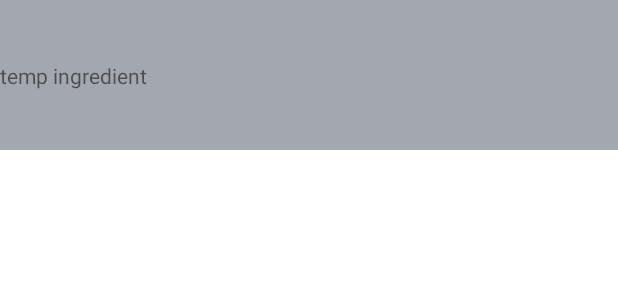
After one commit to kevinli9094/cookingAssistanceCompanion, an Android app: the layout item_result.xml on its own in the app's theme, with its tools: preview values and no code run, on a phone screen of 412 x 824 dp. The commit adds this screen. Shown: the top 300 px of the screen. Run offline under Robolectric (Android 15) with nearby library versions, the phone set to English and light mode, and no system bars.

```diff
--- a/app/src/main/AndroidManifest.xml
+++ b/app/src/main/AndroidManifest.xml
@@ -12,13 +12,17 @@
         android:roundIcon="@mipmap/ic_launcher_round"
         android:supportsRtl="true"
         android:theme="@style/Theme.CookingAssistanceCompanion">
-        <activity android:name=".MainActivity">
+        <activity android:name=".activities.ScanActivity">
             <intent-filter>
                 <action android:name="android.intent.action.MAIN" />
 
                 <category android:name="android.intent.category.LAUNCHER" />
             </intent-filter>
         </activity>
+
+        <activity android:name=".activities.ResultActivity"/>
+
+
     </application>
 
 </manifest>
--- a/app/src/main/java/com/kevin/cookingassistancecompanion/textAnalyzer/BaseTextAnalyzer.kt
+++ b/app/src/main/java/com/kevin/cookingassistancecompanion/textAnalyzer/BaseTextAnalyzer.kt
@@ -7,9 +7,10 @@ import com.kevin.cookingassistancecompanion.models.DrawInfo
 data class ImageBaseInfo(val width: Int, val height: Int, val rotationDegree: Int)
 
 abstract class BaseTextAnalyzer(private val overlay: CameraOverlay) {
+
     abstract fun processText(visionText: Text, imageInfo: ImageBaseInfo)
 
-    protected fun updateOverlay(drawInfos: List<DrawInfo>, imageInfo: ImageBaseInfo){
+    protected fun updateOverlay(drawInfos: List<DrawInfo>, imageInfo: ImageBaseInfo) {
         val rotationDegree = imageInfo.rotationDegree
 
         if (rotationDegree == 0 || rotationDegree == 180) {
--- /dev/null
+++ b/app/src/main/java/com/kevin/cookingassistancecompanion/viewmodels/ResultItemViewModel.kt
@@ -0,0 +1,5 @@
+package com.kevin.cookingassistancecompanion.viewmodels
+
+import androidx.lifecycle.ViewModel
+
+class ResultItemViewModel(var text: String) : ViewModel()
--- /dev/null
+++ b/app/src/main/res/drawable/background_result_item.xml
@@ -0,0 +1,5 @@
+<?xml version="1.0" encoding="utf-8"?>
+<shape xmlns:android="http://schemas.android.com/apk/res/android"
+    android:shape="rectangle">
+    <solid android:color="#a3a8af"></solid>
+</shape>
--- /dev/null
+++ b/app/src/main/res/layout/item_result.xml
@@ -0,0 +1,32 @@
+<?xml version="1.0" encoding="utf-8"?>
+<layout xmlns:android="http://schemas.android.com/apk/res/android"
+    xmlns:tools="http://schemas.android.com/tools"
+    xmlns:app="http://schemas.android.com/apk/res-auto">
+    <data>
+
+        <variable
+            name="model"
+            type="com.kevin.cookingassistancecompanion.viewmodels.ResultItemViewModel" />
+
+    </data>
+
+    <androidx.constraintlayout.widget.ConstraintLayout
+        android:layout_width="match_parent"
+        android:layout_height="100dp"
+        android:layout_marginBottom="10dp"
+        android:background="@drawable/background_result_item"
+        >
+
+        <TextView
+            android:id="@+id/text"
+            android:layout_width="wrap_content"
+            android:layout_height="wrap_content"
+            app:layout_constraintTop_toTopOf="parent"
+            app:layout_constraintBottom_toBottomOf="parent"
+            app:layout_constraintStart_toStartOf="parent"
+            android:text="@{model.text}"
+            tools:text="temp ingredient"
+            />
+
+    </androidx.constraintlayout.widget.ConstraintLayout>
+</layout>
```
Also changed, not shown: app/build.gradle (+15 -2 lines), app/src/main/java/com/kevin/cookingassistancecompanion/CameraManager.kt (+5 -4 lines), app/src/main/java/com/kevin/cookingassistancecompanion/ScanningResult.kt (added, +26 -0 lines), app/src/main/java/com/kevin/cookingassistancecompanion/activities/ResultActivity.kt (added, +34 -0 lines), app/src/main/java/com/kevin/cookingassistancecompanion/activities/ScanActivity.kt (renamed from app/src/main/java/com/kevin/cookingassistancecompanion/MainActivity.kt, +15 -5 lines), app/src/main/java/com/kevin/cookingassistancecompanion/adapters/ResultAdapter.kt (added, +53 -0 lines), app/src/main/java/com/kevin/cookingassistancecompanion/textAnalyzer/TAndTTextAnalyzer.kt (+2 -16 lines), app/src/main/java/com/kevin/cookingassistancecompanion/viewmodels/ResultActivityViewModel.kt (added, +53 -0 lines), app/src/main/res/layout/activity_main.xml (deleted, +0 -27 lines), app/src/main/res/layout/activity_result.xml (added, +59 -0 lines), app/src/main/res/layout/activity_scan.xml (added, +39 -0 lines).
